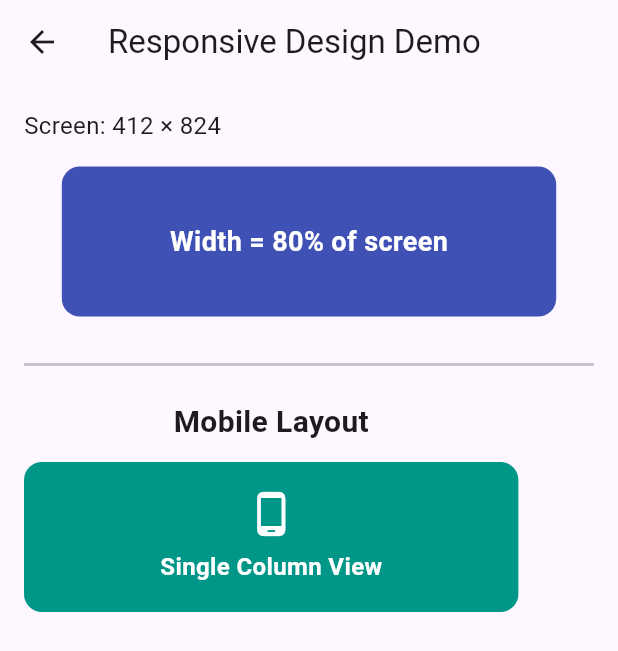
After one commit to kalviumcommunity/tracklancer, a Flutter app: the ResponsiveDesignDemo screen opened by its route, on a phone screen of 412 x 824 dp. The commit adds this screen. Shown: the top 651 px of the screen. Run offline on Flutter 3.47's test engine with Material 3 defaults, Android fonts, the phone set to English and light mode, and no system bars; our stand-ins replace cloud_firestore, firebase_auth, firebase_core; accounts and stored records are empty.

Commit message:
feat: add responsive design demo with MediaQuery and LayoutBuilder
- Add ResponsiveDesignDemo screen with MediaQuery-based sizing

- Use LayoutBuilder to switch between mobile (Column) and tablet (Row) layouts

- Display screen dimensions and percentage-width container

- Register /responsive-design-demo named route in main.dart

```diff
--- a/lib/main.dart
+++ b/lib/main.dart
@@ -8,6 +8,7 @@ import 'screens/scrollable_views.dart';
 import 'screens/user_input_form.dart';
 import 'screens/state_management_demo.dart';
 import 'screens/custom_widget_demo.dart';
+import 'screens/responsive_design_demo.dart';
 
 void main() async {
   WidgetsFlutterBinding.ensureInitialized();
@@ -34,6 +35,7 @@ class TracklancerApp extends StatelessWidget {
         '/user-input-form': (context) => const UserInputForm(),
         '/state-management-demo': (context) => const StateManagementDemo(),
         '/custom-widget-demo': (context) => const CustomWidgetDemo(),
+        '/responsive-design-demo': (context) => const ResponsiveDesignDemo(),
       },
     );
   }
--- /dev/null
+++ b/lib/screens/responsive_design_demo.dart
@@ -0,0 +1,166 @@
+import 'package:flutter/material.dart';
+
+/// A screen demonstrating responsive UI design using MediaQuery for screen
+/// size detection and LayoutBuilder for conditional layout rendering.
+class ResponsiveDesignDemo extends StatelessWidget {
+  const ResponsiveDesignDemo({super.key});
+
+  @override
+  Widget build(BuildContext context) {
+    // MediaQuery provides the full screen dimensions, useful for sizing
+    // widgets as a percentage of the overall display.
+    final double screenWidth = MediaQuery.of(context).size.width;
+    final double screenHeight = MediaQuery.of(context).size.height;
+
+    return Scaffold(
+      appBar: AppBar(
+        title: const Text('Responsive Design Demo'),
+      ),
+      body: SafeArea(
+        child: SingleChildScrollView(
+          padding: const EdgeInsets.all(16),
+          child: Column(
+            crossAxisAlignment: CrossAxisAlignment.start,
+            children: [
+              // Display detected screen dimensions.
+              Text(
+                'Screen: ${screenWidth.toStringAsFixed(0)} × ${screenHeight.toStringAsFixed(0)}',
+                style: const TextStyle(fontSize: 16),
+              ),
+              const SizedBox(height: 16),
+
+              // ---- MEDIAQUERY-BASED CONTAINER ----
+              // Width is set to 80% of screen width, adapting to any device.
+              Center(
+                child: Container(
+                  width: screenWidth * 0.8,
+                  height: 100,
+                  decoration: BoxDecoration(
+                    color: Colors.indigo,
+                    borderRadius: BorderRadius.circular(12),
+                  ),
+                  alignment: Alignment.center,
+                  child: const Text(
+                    'Width = 80% of screen',
+                    style: TextStyle(
+                      fontSize: 18,
+                      fontWeight: FontWeight.bold,
+                      color: Colors.white,
+                    ),
+                  ),
+                ),
+              ),
+
+              const SizedBox(height: 24),
+              const Divider(thickness: 2),
+              const SizedBox(height: 16),
+
+              // ---- LAYOUTBUILDER SECTION ----
+              // LayoutBuilder provides the constraints of the parent widget,
+              // letting us switch between mobile and tablet layouts dynamically.
+              LayoutBuilder(
+                builder: (context, constraints) {
+                  if (constraints.maxWidth < 600) {
+                    return _buildMobileLayout(screenWidth);
+                  } else {
+                    return _buildTabletLayout();
+                  }
+                },
+              ),
+            ],
+          ),
+        ),
+      ),
+    );
+  }
+
+  /// Mobile layout (< 600px): single column with a centered card.
+  Widget _buildMobileLayout(double screenWidth) {
+    return Column(
+      children: [
+        const Text(
+          'Mobile Layout',
+          style: TextStyle(fontSize: 20, fontWeight: FontWeight.bold),
+        ),
+        const SizedBox(height: 12),
+        Container(
+          width: screenWidth * 0.8,
+          height: 100,
+          decoration: BoxDecoration(
+            color: Colors.teal,
+            borderRadius: BorderRadius.circular(12),
+          ),
+          alignment: Alignment.center,
+          child: const Column(
+            mainAxisAlignment: MainAxisAlignment.center,
+            children: [
+              Icon(Icons.phone_android, color: Colors.white, size: 32),
+              SizedBox(height: 8),
+              Text(
+                'Single Column View',
+                style: TextStyle(
+                  fontSize: 16,
+                  fontWeight: FontWeight.w600,
+                  color: Colors.white,
+                ),
+              ),
+            ],
+          ),
+        ),
+      ],
+    );
+  }
+
+  /// Tablet layout (≥ 600px): side-by-side panels using Row.
+  Widget _buildTabletLayout() {
+    return Column(
+      children: [
+        const Text(
+          'Tablet Layout',
+          style: TextStyle(fontSize: 20, fontWeight: FontWeight.bold),
+        ),
+        const SizedBox(height: 12),
+        Row(
+          mainAxisAlignment: MainAxisAlignment.center,
+          children: [
+            Container(
+              width: 250,
+              height: 150,
+              decoration: BoxDecoration(
+                color: Colors.deepPurple,
+                borderRadius: BorderRadius.circular(12),
+              ),
+              alignment: Alignment.center,
+              child: const Text(
+                'Tablet Left Panel',
+                style: TextStyle(
+                  fontSize: 16,
+                  fontWeight: FontWeight.w600,
+                  color: Colors.white,
+                ),
+              ),
+            ),
+            const SizedBox(width: 16),
+            Container(
+              width: 250,
+              height: 150,
+              decoration: BoxDecoration(
+                color: Colors.deepOrange,
+                borderRadius: BorderRadius.circular(12),
+              ),
+              alignment: Alignment.center,
+              child: const Text(
+                'Tablet Right Panel',
+                style: TextStyle(
+                  fontSize: 16,
+                  fontWeight: FontWeight.w600,
+                  color: Colors.white,
+                ),
+              ),
+            ),
+          ],
+        ),
+      ],
+    );
+  }
+}
```
